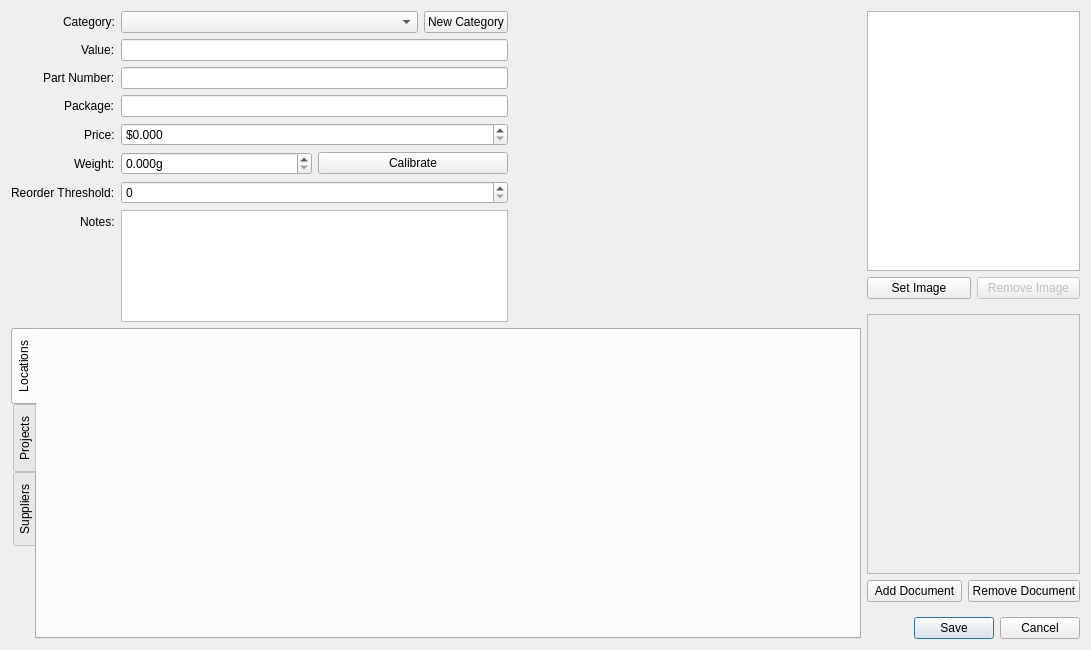
The window that ui/dialog_part.ui (jwjulien/inventory) describes before a commit, drawn with Qt 5.
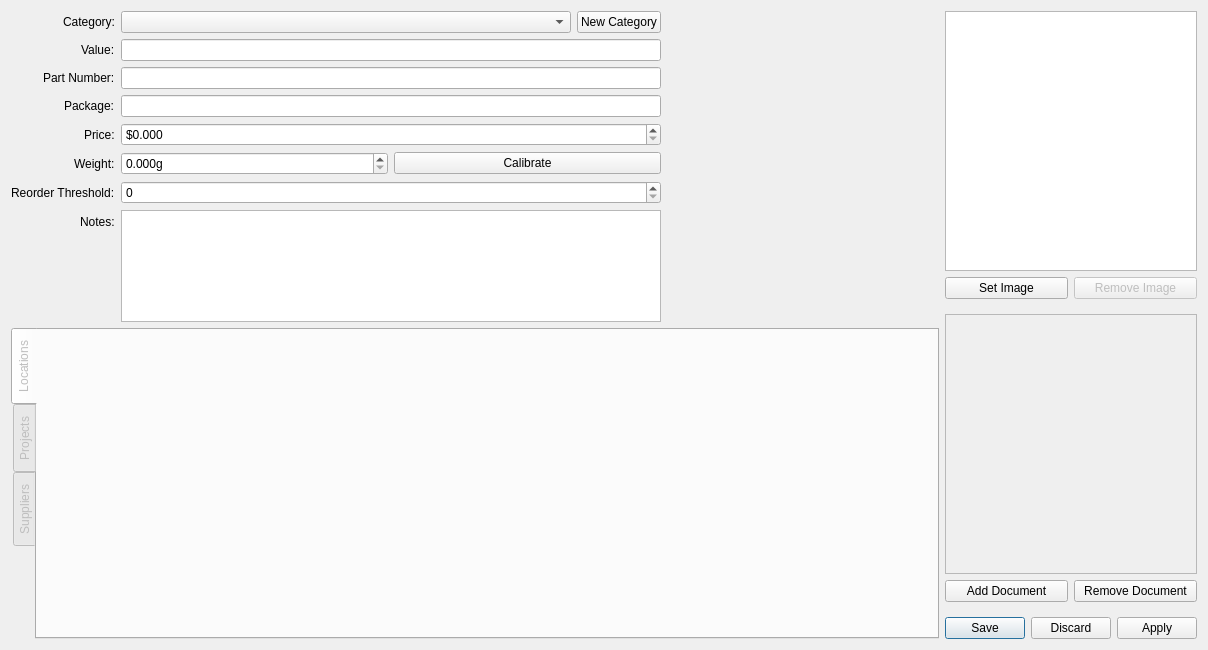
The same window after the commit. Custom widgets are drawn as their Qt base class.

Commit message: added an apply button to parts dialog to "save but not close" to store ID before setting locations/suppliers/etc.

```diff
--- a/ui/dialog_part.ui
+++ b/ui/dialog_part.ui
@@ -6,7 +6,7 @@
    <rect>
     <x>0</x>
     <y>0</y>
-    <width>1091</width>
+    <width>1208</width>
     <height>650</height>
    </rect>
   </property>
@@ -60,7 +60,7 @@
           <widget class="QWidget" name="properties_widget" native="true">
            <property name="sizePolicy">
             <sizepolicy hsizetype="Preferred" vsizetype="Preferred">
-             <horstretch>3</horstretch>
+             <horstretch>5</horstretch>
              <verstretch>0</verstretch>
             </sizepolicy>
            </property>
@@ -239,6 +239,9 @@
       </item>
       <item>
        <widget class="QTabWidget" name="tabs">
+        <property name="enabled">
+         <bool>false</bool>
+        </property>
         <property name="sizePolicy">
          <sizepolicy hsizetype="Expanding" vsizetype="Expanding">
           <horstretch>0</horstretch>
@@ -421,7 +424,7 @@
          <enum>Qt::Horizontal</enum>
         </property>
         <property name="standardButtons">
-         <set>QDialogButtonBox::Cancel|QDialogButtonBox::Save</set>
+         <set>QDialogButtonBox::Apply|QDialogButtonBox::Discard|QDialogButtonBox::Save</set>
         </property>
        </widget>
       </item>
```
Left out of the diff: 6 changed lines with no effect on the pictures. The commit also changes 3 other files.
